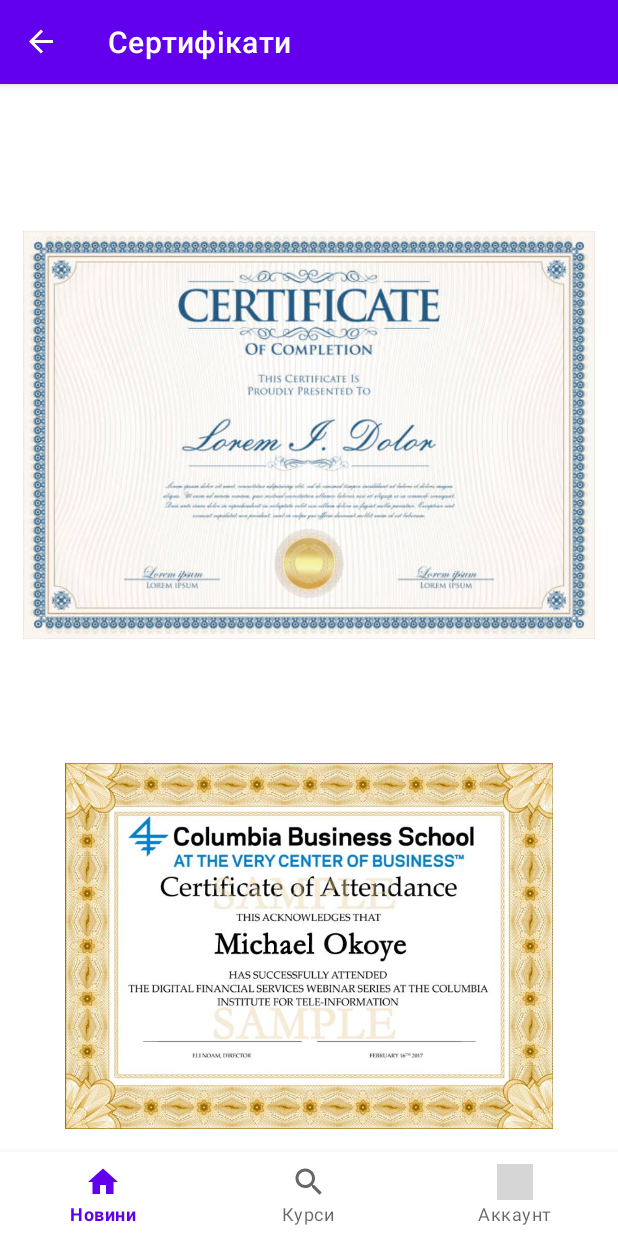
After one commit to Ostape/e-learning-mobile, an Android app: the CertificateFragment screen opened through its navigation route, on a phone screen of 412 x 824 dp. The commit adds this screen. Run offline under Robolectric (Android 15) with nearby library versions, the phone set to English and light mode, and no system bars; our stand-ins replace Dagger/Hilt's generated code, navigation-ui; network calls fail; grey boxes are pictures that could not be loaded.

Commit message:
add certicates screen

```diff
--- a/app/src/main/java/com/robosh/basestartapplication/account/AccountFragment.kt
+++ b/app/src/main/java/com/robosh/basestartapplication/account/AccountFragment.kt
@@ -32,5 +32,8 @@
         binding.wishListButton.setOnClickListener {
             findNavController().navigate(R.id.action_accountFragment_to_wishListFragment)
         }
+        binding.certificateId.setOnClickListener {
+            findNavController().navigate(R.id.action_accountFragment_to_certificateFragment)
+        }
     }
 }
--- /dev/null
+++ b/app/src/main/java/com/robosh/basestartapplication/certificates/CertificateFragment.kt
@@ -0,0 +1,23 @@
+package com.robosh.basestartapplication.certificates
+
+import android.os.Bundle
+import android.view.LayoutInflater
+import android.view.View
+import android.view.ViewGroup
+import androidx.fragment.app.Fragment
+import com.robosh.basestartapplication.databinding.FragmentCertificateBinding
+import com.robosh.basestartapplication.databinding.FragmentLoginBinding
+
+class CertificateFragment : Fragment() {
+
+    private lateinit var binding: FragmentCertificateBinding
+
+    override fun onCreateView(
+        inflater: LayoutInflater,
+        container: ViewGroup?,
+        savedInstanceState: Bundle?
+    ): View? {
+        binding = FragmentCertificateBinding.inflate(inflater, container, false)
+        return binding.root
+    }
+}
--- a/app/src/main/res/layout/fragment_account.xml
+++ b/app/src/main/res/layout/fragment_account.xml
@@ -132,6 +132,7 @@
             android:background="@color/colorGray" />
 
         <LinearLayout
+            android:id="@+id/certificateId"
             android:layout_width="match_parent"
             android:layout_height="wrap_content"
             android:clickable="true"
--- /dev/null
+++ b/app/src/main/res/layout/fragment_certificate.xml
@@ -0,0 +1,19 @@
+<?xml version="1.0" encoding="utf-8"?>
+<LinearLayout
+    xmlns:android="http://schemas.android.com/apk/res/android" android:layout_width="match_parent"
+    android:layout_height="match_parent"
+    android:orientation="vertical"
+    android:padding="15dp">
+
+    <ImageView
+        android:layout_width="match_parent"
+        android:layout_height="wrap_content"
+        android:src="@drawable/cer1"/>
+
+    <ImageView
+        android:layout_width="match_parent"
+        android:layout_height="wrap_content"
+        android:src="@drawable/cer2"/>
+
+
+</LinearLayout>
--- a/app/src/main/res/navigation/navigation_graph.xml
+++ b/app/src/main/res/navigation/navigation_graph.xml
@@ -30,13 +30,12 @@
     <fragment
         android:id="@+id/loginFragment"
         android:name="com.robosh.basestartapplication.login.LoginFragment"
-        android:label="LoginFragment">
-    </fragment>
+        android:label="LoginFragment" />
 
     <fragment
         android:id="@+id/accountFragment"
         android:name="com.robosh.basestartapplication.account.AccountFragment"
-        android:label="@string/account" >
+        android:label="@string/account">
         <action
             android:id="@+id/action_accountFragment_to_loginFragment"
             app:destination="@id/loginFragment" />
@@ -46,11 +45,23 @@
             app:enterAnim="@anim/slide_in_to_right"
             app:exitAnim="@anim/slide_out_to_left"
             app:popEnterAnim="@anim/slide_in_from_left"
-            app:popExitAnim="@anim/slide_out_to_right"/>
+            app:popExitAnim="@anim/slide_out_to_right" />
+        <action
+            android:id="@+id/action_accountFragment_to_certificateFragment"
+            app:destination="@id/certificateFragment"
+            app:enterAnim="@anim/slide_in_to_right"
+            app:exitAnim="@anim/slide_out_to_left"
+            app:popEnterAnim="@anim/slide_in_from_left"
+            app:popExitAnim="@anim/slide_out_to_right" />
     </fragment>
     <fragment
         android:id="@+id/wishListFragment"
         android:name="com.robosh.basestartapplication.wishlist.WishListFragment"
         android:label="Збереженні" />
 
+    <fragment
+        android:id="@+id/certificateFragment"
+        android:name="com.robosh.basestartapplication.certificates.CertificateFragment"
+        android:label="Сертифікати" />
+
 </navigation>
```
Also changed, not shown: app/src/main/res/drawable/cer1.jpg (added), app/src/main/res/drawable/cer2.jpg (added).
